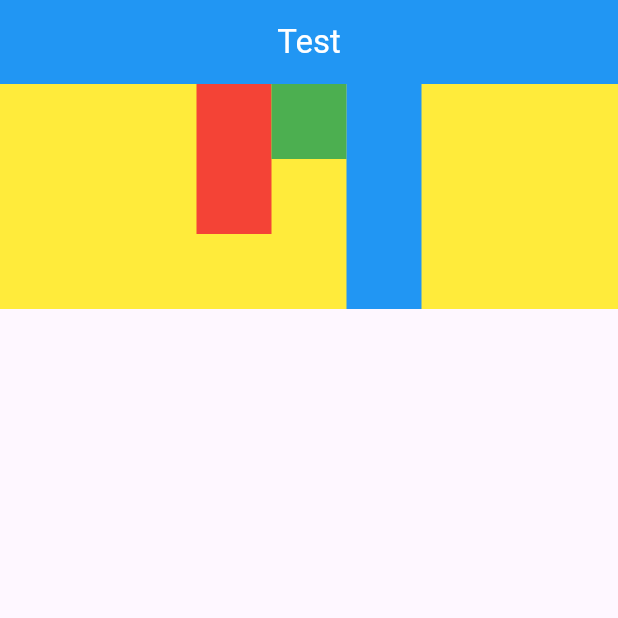
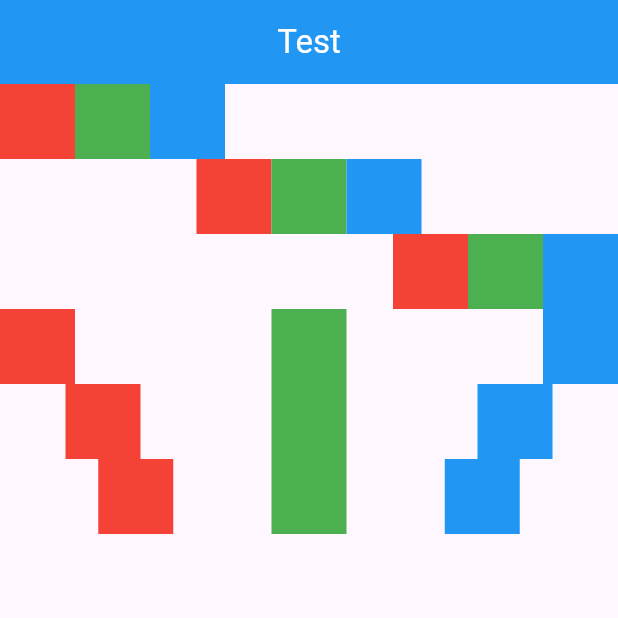
Before and after one commit to nongsang/Flutter-Study, a Flutter app: the screen it shows after launch, on a phone screen of 412 x 824 dp, the top half of it. Run offline on Flutter 3.47's test engine with Material 3 defaults, Android fonts, the phone set to English and light mode, and no system bars.

Commit message:
기본축 정렬 방식 - start, center, end, spaceBetween, spaceAround, spaceEvenly

```diff
--- a/alignment/lib/main.dart
+++ b/alignment/lib/main.dart
@@ -18,23 +18,97 @@ class MyApp extends StatelessWidget {
             child: Text('Test', style: TextStyle(color: Colors.white)),
           ),
         ),
-            body: Container(
-              color: Colors.yellow,
-              child: Row(
-                mainAxisAlignment: MainAxisAlignment.center,  // 기본축의 중앙을 기준으로 정렬
-                crossAxisAlignment: CrossAxisAlignment.start, // 교차축의 시작을 기준으로 정렬
+        body: Column(
+          children: [
+            Row(
+              mainAxisAlignment: MainAxisAlignment.start, // 모든 위젯을 시작 부분에 모아서 배열
               children: [
                 Container(
-                    width: 50, height: 100, color: Colors.red,
+                  width: 50, height: 50, color: Colors.red,
                 ),
                 Container(
                   width: 50, height: 50, color: Colors.green,
                 ),
                 Container(
-                    width: 50, height: 150, color: Colors.blue,
+                  width: 50, height: 50, color: Colors.blue,
                 ),
               ],
             ),
+
+            Row(
+              mainAxisAlignment: MainAxisAlignment.center,  // 모든 위젯을 중앙에 모아서 배열
+              children: [
+                Container(
+                  width: 50, height: 50, color: Colors.red,
+                ),
+                Container(
+                  width: 50, height: 50, color: Colors.green,
+                ),
+                Container(
+                  width: 50, height: 50, color: Colors.blue,
+                ),
+              ],
+            ),
+
+            Row(
+              mainAxisAlignment: MainAxisAlignment.end, // 모든 위젯을 끝 부분에 모아서 배열
+              children: [
+                Container(
+                  width: 50, height: 50, color: Colors.red,
+                ),
+                Container(
+                  width: 50, height: 50, color: Colors.green,
+                ),
+                Container(
+                  width: 50, height: 50, color: Colors.blue,
+                ),
+              ],
+            ),
+            Row(
+              mainAxisAlignment: MainAxisAlignment.spaceBetween,  // 양쪽 위젯을 양쪽에 붙이고, 위젯 간 간격을 균등하게
+              children: [
+                Container(
+                  width: 50, height: 50, color: Colors.red,
+                ),
+                Container(
+                  width: 50, height: 50, color: Colors.green,
+                ),
+                Container(
+                  width: 50, height: 50, color: Colors.blue,
+                ),
+              ],
+            ),
+
+            Row(
+              mainAxisAlignment: MainAxisAlignment.spaceAround, // 위젯 간 간격을 균등하게, 양쪽 위젯 끝은 위젯 간 간격에 1/2
+              children: [
+                Container(
+                  width: 50, height: 50, color: Colors.red,
+                ),
+                Container(
+                  width: 50, height: 50, color: Colors.green,
+                ),
+                Container(
+                  width: 50, height: 50, color: Colors.blue,
+                ),
+              ],
+            ),
+
+            Row(
+              mainAxisAlignment: MainAxisAlignment.spaceEvenly, // 위젯 간 간격, 양쪽 위젯 끝 간격을 균등하게
+              children: [
+                Container(
+                  width: 50, height: 50, color: Colors.red,
+                ),
+                Container(
+                  width: 50, height: 50, color: Colors.green,
+                ),
+                Container(
+                  width: 50, height: 50, color: Colors.blue,
+                ),
+              ],
+            ),
+          ]
         )
       )
     );
```
Lines whose indentation alone changed are shown as unchanged.
